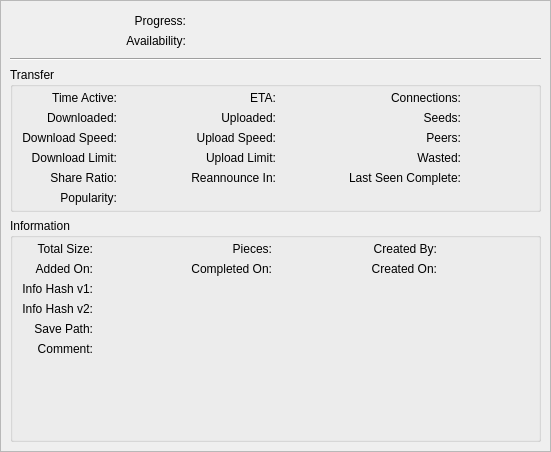
The window that src/gui/properties/propertieswidget.ui (SysAdminDoc/qBittorrent-Vanced) describes before a commit, drawn with Qt 5.
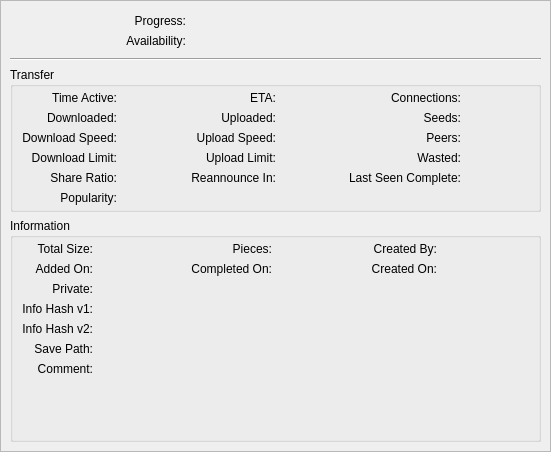
The same window after the commit. Custom widgets are drawn as their Qt base class.

The edit to the form file:
```diff
--- a/src/gui/properties/propertieswidget.ui
+++ b/src/gui/properties/propertieswidget.ui
@@ -823,6 +823,38 @@
                </widget>
               </item>
               <item row="2" column="0">
+               <widget class="QLabel" name="labelPrivate">
+                <property name="sizePolicy">
+                 <sizepolicy hsizetype="Minimum" vsizetype="Preferred">
+                  <horstretch>0</horstretch>
+                  <verstretch>0</verstretch>
+                 </sizepolicy>
+                </property>
+                <property name="text">
+                 <string>Private:</string>
+                </property>
+                <property name="alignment">
+                 <set>Qt::AlignRight|Qt::AlignTrailing|Qt::AlignVCenter</set>
+                </property>
+               </widget>
+              </item>
+              <item row="2" column="1" colspan="5">
+               <widget class="QLabel" name="labelPrivateVal">
+                <property name="sizePolicy">
+                 <sizepolicy hsizetype="Expanding" vsizetype="Preferred">
+                  <horstretch>0</horstretch>
+                  <verstretch>0</verstretch>
+                 </sizepolicy>
+                </property>
+                <property name="textFormat">
+                 <enum>Qt::PlainText</enum>
+                </property>
+                <property name="textInteractionFlags">
+                 <set>Qt::TextSelectableByMouse</set>
+                </property>
+               </widget>
+              </item>
+              <item row="3" column="0">
                <widget class="QLabel" name="labelInfohash1">
                 <property name="sizePolicy">
                  <sizepolicy hsizetype="Minimum" vsizetype="Preferred">
@@ -838,7 +870,23 @@
                 </property>
                </widget>
               </item>
-              <item row="3" column="0">
+              <item row="3" column="1" colspan="5">
+               <widget class="QLabel" name="labelInfohash1Val">
+                <property name="sizePolicy">
+                 <sizepolicy hsizetype="Expanding" vsizetype="Preferred">
+                  <horstretch>0</horstretch>
+                  <verstretch>0</verstretch>
+                 </sizepolicy>
+                </property>
+                <property name="textFormat">
+                 <enum>Qt::PlainText</enum>
+                </property>
+                <property name="textInteractionFlags">
+                 <set>Qt::TextSelectableByMouse</set>
+                </property>
+               </widget>
+              </item>
+              <item row="4" column="0">
                <widget class="QLabel" name="labelInfohash2">
                 <property name="sizePolicy">
                  <sizepolicy hsizetype="Minimum" vsizetype="Preferred">
@@ -854,7 +902,7 @@
                 </property>
                </widget>
               </item>
-              <item row="3" column="1" colspan="5">
+              <item row="4" column="1" colspan="5">
                <widget class="QLabel" name="labelInfohash2Val">
                 <property name="sizePolicy">
                  <sizepolicy hsizetype="Expanding" vsizetype="Preferred">
@@ -870,7 +918,7 @@
                 </property>
                </widget>
               </item>
-              <item row="4" column="0">
+              <item row="5" column="0">
                <widget class="QLabel" name="labelSavePath">
                 <property name="sizePolicy">
                  <sizepolicy hsizetype="Minimum" vsizetype="Preferred">
@@ -886,39 +934,7 @@
                 </property>
                </widget>
               </item>
-              <item row="5" column="0">
-               <widget class="QLabel" name="labelComment">
-                <property name="sizePolicy">
-                 <sizepolicy hsizetype="Minimum" vsizetype="Preferred">
-                  <horstretch>0</horstretch>
-                  <verstretch>0</verstretch>
-                 </sizepolicy>
-                </property>
-                <property name="text">
-                 <string>Comment:</string>
-                </property>
-                <property name="alignment">
-                 <set>Qt::AlignRight|Qt::AlignTop|Qt::AlignTrailing</set>
-                </property>
-               </widget>
-              </item>
-              <item row="2" column="1" colspan="5">
-               <widget class="QLabel" name="labelInfohash1Val">
-                <property name="sizePolicy">
-                 <sizepolicy hsizetype="Expanding" vsizetype="Preferred">
-                  <horstretch>0</horstretch>
-                  <verstretch>0</verstretch>
-                 </sizepolicy>
-                </property>
-                <property name="textFormat">
-                 <enum>Qt::PlainText</enum>
-                </property>
-                <property name="textInteractionFlags">
-                 <set>Qt::TextSelectableByMouse</set>
-                </property>
-               </widget>
-              </item>
-              <item row="4" column="1" colspan="5">
+              <item row="5" column="1" colspan="5">
                <widget class="QLabel" name="labelSavePathVal">
                 <property name="sizePolicy">
                  <sizepolicy hsizetype="Expanding" vsizetype="Preferred">
@@ -937,7 +953,23 @@
                 </property>
                </widget>
               </item>
-              <item row="5" column="1" colspan="5">
+              <item row="6" column="0">
+               <widget class="QLabel" name="labelComment">
+                <property name="sizePolicy">
+                 <sizepolicy hsizetype="Minimum" vsizetype="Preferred">
+                  <horstretch>0</horstretch>
+                  <verstretch>0</verstretch>
+                 </sizepolicy>
+                </property>
+                <property name="text">
+                 <string>Comment:</string>
+                </property>
+                <property name="alignment">
+                 <set>Qt::AlignRight|Qt::AlignTop|Qt::AlignTrailing</set>
+                </property>
+               </widget>
+              </item>
+              <item row="6" column="1" colspan="5">
                <widget class="QLabel" name="labelCommentVal">
                 <property name="sizePolicy">
                  <sizepolicy hsizetype="Expanding" vsizetype="Expanding">
```
